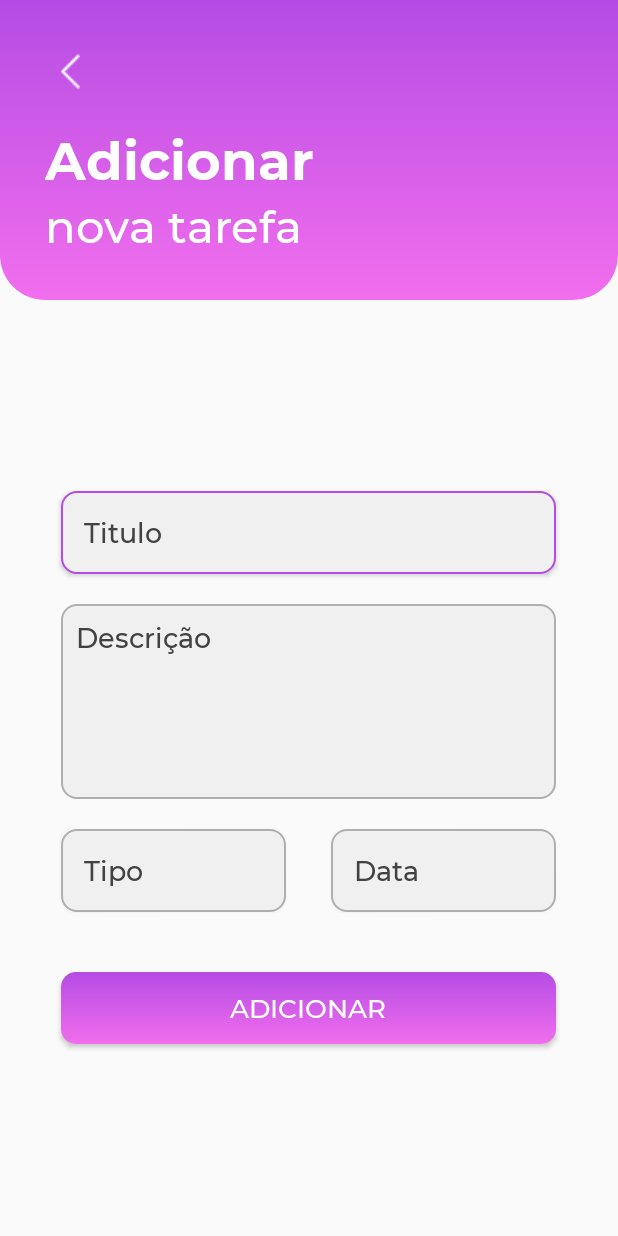
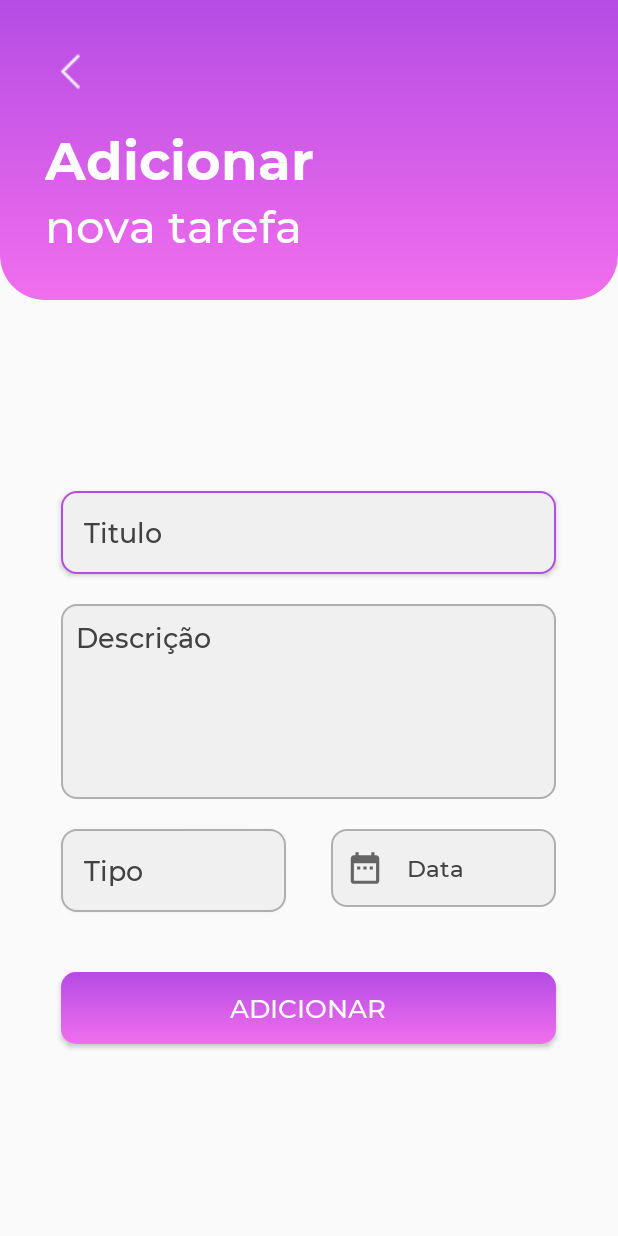
Before and after one commit to guilhermerauj0/Mete-Foco, an Android app: the screen it shows after launch (AddNewTaskActivity), after a tap on an icon or button, on a phone screen of 412 x 824 dp. Run offline under Robolectric (Android 15) with nearby library versions, the phone set to English and light mode, and no system bars.

Commit message:
DatePicker function implementation

```diff
--- a/app/src/main/java/com/coldrosemob/myapplication/views/AddNewTaskActivity.java
+++ b/app/src/main/java/com/coldrosemob/myapplication/views/AddNewTaskActivity.java
@@ -1,21 +1,35 @@
 package com.coldrosemob.myapplication.views;
 
 import androidx.appcompat.app.AppCompatActivity;
+import androidx.fragment.app.DialogFragment;
 
+import android.app.DatePickerDialog;
 import android.content.Context;
 import android.content.Intent;
 import android.content.SharedPreferences;
 import android.os.Bundle;
+import android.provider.ContactsContract;
 import android.view.View;
 import android.widget.Button;
+import android.widget.DatePicker;
 import android.widget.EditText;
 import android.widget.ImageView;
+import android.widget.LinearLayout;
+import android.widget.TextView;
 
 import com.coldrosemob.myapplication.R;
+import com.coldrosemob.myapplication.model.DatePickerFragment;
+import com.google.android.material.datepicker.MaterialDatePicker;
+import com.google.android.material.datepicker.MaterialPickerOnPositiveButtonClickListener;
 
+import java.text.DateFormat;
+import java.text.SimpleDateFormat;
+import java.util.Calendar;
+import java.util.Date;
 import java.util.List;
+import java.util.TimeZone;
 
-public class AddNewTaskActivity extends AppCompatActivity {
+public class AddNewTaskActivity extends AppCompatActivity implements DatePickerDialog.OnDateSetListener {
 
     ViewHolder mViewHolder = new ViewHolder();
 
@@ -28,14 +42,19 @@ public class AddNewTaskActivity extends AppCompatActivity {
         mViewHolder.editDescription = findViewById(R.id.editAddTask_Descricao);
         mViewHolder.editTitle = findViewById(R.id.editAddTask_Title);
         mViewHolder.btnAddTask = findViewById(R.id.btnAddTask_AddTask);
+        mViewHolder.editTipo = findViewById(R.id.editAddTask_Tipo);
+        mViewHolder.layoutAddTask_date = findViewById(R.id.layoutAddTask_date);
+        mViewHolder.textAddTask_date = findViewById(R.id.textAddTask_date);
         mViewHolder.i = getIntent();
 
+        // Add Task
         mViewHolder.btnAddTask.setOnClickListener(new View.OnClickListener() {
             @Override
             public void onClick(View v) {
-
                 mViewHolder.i.putExtra("title", mViewHolder.editTitle.getText().toString());
                 mViewHolder.i.putExtra("description",  mViewHolder.editDescription.getText().toString());
+                mViewHolder.i.putExtra("date", mViewHolder.currentDate);
+                mViewHolder.i.putExtra("day", mViewHolder.day);
                 setResult(1, mViewHolder.i);
                 finish();
             }
@@ -47,10 +66,41 @@ public class AddNewTaskActivity extends AppCompatActivity {
                 finish();
             }
         });
+
+        mViewHolder.layoutAddTask_date.setOnClickListener(new View.OnClickListener() {
+            @Override
+            public void onClick(View v) {
+                DialogFragment datePicker = new DatePickerFragment();
+                datePicker.show(getSupportFragmentManager(), "date picker");
+            }
+        });
+    }
+
+    // date picker
+    @Override
+    public void onDateSet(DatePicker view,  int year, int month, int dayOfMonth) {
+        Calendar c = Calendar.getInstance();
+        c.set(Calendar.YEAR, year);
+        c.set(Calendar.MONTH, month);
+        c.set(Calendar.DAY_OF_MONTH, dayOfMonth);
+        mViewHolder.currentDate = DateFormat.getDateInstance(DateFormat.SHORT).format(c.getTime());
+
+        SimpleDateFormat formatDate = new SimpleDateFormat("dd");
+        Date date = new Date();
+        mViewHolder.day = formatDate.format(date);
+
+        if (mViewHolder.day.equals(String.valueOf(dayOfMonth))){
+            mViewHolder.textAddTask_date.setText("Hoje");
+        }else{
+            mViewHolder.textAddTask_date.setText(mViewHolder.currentDate);
+        }
     }
 
     public static class ViewHolder{
-        EditText editTitle, editDescription;
+        EditText editTitle, editDescription, editTipo;
+        LinearLayout layoutAddTask_date;
+        TextView textAddTask_date;
+        String currentDate, day;
         ImageView btnVoltar;
         Button btnAddTask;
         Intent i;
--- a/app/src/main/java/com/coldrosemob/myapplication/views/MainActivity.java
+++ b/app/src/main/java/com/coldrosemob/myapplication/views/MainActivity.java
@@ -15,7 +15,9 @@ import com.coldrosemob.myapplication.adapter.TaskAdapter;
 import com.coldrosemob.myapplication.model.Task;
 import com.google.android.material.floatingactionbutton.FloatingActionButton;
 
+import java.text.SimpleDateFormat;
 import java.util.ArrayList;
+import java.util.Date;
 import java.util.List;
 
 public class MainActivity extends AppCompatActivity {
@@ -49,6 +51,8 @@ public class MainActivity extends AppCompatActivity {
                 mViewHolder.i = new Intent(MainActivity.this, AddNewTaskActivity.class);
                 mViewHolder.i.putExtra("title", mViewHolder.title);
                 mViewHolder.i.putExtra("description", mViewHolder.description);
+                mViewHolder.i.putExtra("date", mViewHolder.currentDate);
+                mViewHolder.i.putExtra("day", mViewHolder.day);
                 startActivityForResult(mViewHolder.i, 1);
             }
         });
@@ -61,17 +65,16 @@ public class MainActivity extends AppCompatActivity {
         if(requestCode == 1 && resultCode == 1 && data != null){
             mViewHolder.title = data.getExtras().getString("title");
             mViewHolder.description = data.getExtras().getString("description");
+            mViewHolder.currentDate = data.getExtras().getString("date");
+            mViewHolder.day = data.getExtras().getString("day");
             addTask();
             mViewHolder.taskAdapter.notifyDataSetChanged();
-        }
-        else{
-            finish();
         }
     }
 
     public static class ViewHolder{
 
-        String title = "", description = "";
+        String title = "", description = "", currentDate, day;
         FloatingActionButton addTaskFAB;
         Intent i;
         TextView textUsuario, textTaskOff;
@@ -86,6 +89,8 @@ public class MainActivity extends AppCompatActivity {
         mViewHolder.taskAdapter.getListaTask().add(0, Task.TaskBuilder.builder()
                 .setTaskTitle(mViewHolder.title)
                 .setTaskDescription(mViewHolder.description)
+                .setTaskDate(mViewHolder.currentDate)
+                .setTaskDay(mViewHolder.day)
                 .build());
     }
 }
--- a/app/src/main/java/com/coldrosemob/myapplication/views/SplashScreen.java
+++ b/app/src/main/java/com/coldrosemob/myapplication/views/SplashScreen.java
@@ -22,6 +22,6 @@ public class SplashScreen extends AppCompatActivity {
                 startActivity(i);
                 finish();
             }
-        }, 3000);
+        }, 500);
     }
 }
--- a/app/src/main/res/drawable/button_with_gradient.xml
+++ b/app/src/main/res/drawable/button_with_gradient.xml
@@ -9,6 +9,4 @@
 
     <corners
         android:radius="10dp"/>
-
-
 </shape>
--- /dev/null
+++ b/app/src/main/res/drawable/ic_baseline_date_range_24.xml
@@ -0,0 +1,5 @@
+<vector android:height="24dp" android:tint="#646464"
+    android:viewportHeight="24" android:viewportWidth="24"
+    android:width="24dp" xmlns:android="http://schemas.android.com/apk/res/android">
+    <path android:fillColor="@android:color/white" android:pathData="M9,11L7,11v2h2v-2zM13,11h-2v2h2v-2zM17,11h-2v2h2v-2zM19,4h-1L18,2h-2v2L8,4L8,2L6,2v2L5,4c-1.11,0 -1.99,0.9 -1.99,2L3,20c0,1.1 0.89,2 2,2h14c1.1,0 2,-0.9 2,-2L21,6c0,-1.1 -0.9,-2 -2,-2zM19,20L5,20L5,9h14v11z"/>
+</vector>
--- a/app/src/main/res/layout/activity_add_new_task.xml
+++ b/app/src/main/res/layout/activity_add_new_task.xml
@@ -101,7 +101,7 @@
 
 
         <EditText
-            android:id="@+id/editTipo"
+            android:id="@+id/editAddTask_Tipo"
             android:layout_width="150dp"
             android:layout_height="wrap_content"
             android:layout_below="@+id/editAddTask_Descricao"
@@ -114,26 +114,43 @@
             android:padding="15dp"
             android:textColorHint="@color/cardview_dark_background" />
 
-        <EditText
-            android:id="@+id/editData"
+        <LinearLayout
+            android:id="@+id/layoutAddTask_date"
             android:layout_width="150dp"
             android:layout_height="wrap_content"
+            android:layout_toRightOf="@+id/editAddTask_Tipo"
             android:layout_below="@+id/editAddTask_Descricao"
-            android:elevation="2dp"
+            android:orientation="horizontal"
             android:layout_marginLeft="30dp"
+            android:background="@drawable/edittext_custom"
             android:layout_marginTop="20dp"
-            android:layout_marginBottom="20dp"
-            android:layout_toRightOf="@+id/editTipo"
-            android:fontFamily="@font/montserratmedium"
-            android:hint="Data"
-            android:textColorHint="@color/cardview_dark_background"
-            android:background="@drawable/edittext_custom"
-            android:padding="15dp" />
+            android:clickable="true"
+            android:layout_marginBottom="20dp">
+
+            <ImageView
+                android:layout_width="25dp"
+                android:layout_height="25dp"
+                android:layout_gravity="center_vertical"
+                android:src="@drawable/ic_baseline_date_range_24"
+                android:layout_marginLeft="10dp"/>
+
+            <TextView
+                android:id="@+id/textAddTask_date"
+                android:layout_width="match_parent"
+                android:layout_height="wrap_content"
+                android:elevation="2dp"
+                android:textSize="15dp"
+                android:fontFamily="@font/montserratmedium"
+                android:hint="Data"
+                android:textColorHint="@color/cardview_dark_background"
+                android:padding="15dp" />
+
+        </LinearLayout>
 
         <Button
             android:layout_width="330dp"
             android:layout_height="wrap_content"
-            android:layout_below="@id/editTipo"
+            android:layout_below="@id/editAddTask_Tipo"
             android:layout_marginTop="20dp"
             android:background="@drawable/button_with_gradient"
             android:fontFamily="@font/montserratmedium"
--- a/app/src/main/res/layout/activity_main.xml
+++ b/app/src/main/res/layout/activity_main.xml
@@ -19,7 +19,6 @@
             android:layout_height="230dp"
             android:background="@drawable/rectanglewithborders" />
 
-
         <LinearLayout
             android:id="@+id/linearLayout01"
             android:layout_width="wrap_content"
@@ -35,7 +34,6 @@
                 android:clickable="true"
                 android:focusable="true"
                 android:src="@drawable/menu_button" />
-
 
         </LinearLayout>
 
@@ -78,7 +76,6 @@
             app:layoutManager="androidx.recyclerview.widget.LinearLayoutManager"
             tools:listitem="@layout/row_task_list" />
 
-
         <TextView
             android:layout_width="300dp"
             android:layout_height="wrap_content"
@@ -91,7 +88,6 @@
             android:textColor="@color/purplePrimary"
             android:layout_above="@+id/imgTaskOff"
             android:textSize="25sp" />
-
 
         <ImageView
             android:id="@+id/imgTaskOff"
@@ -112,11 +108,11 @@
             android:clickable="true"
             android:focusable="true"
             android:src="@drawable/ic_addnew"
+            android:tint="@color/white"
             app:backgroundTint="@color/purplePrimary"
             app:fabCustomSize="70dp"
             app:rippleColor="@color/white" />
 
     </RelativeLayout>
 
-
 </LinearLayout>
--- a/app/src/main/res/values/themes.xml
+++ b/app/src/main/res/values/themes.xml
@@ -12,5 +12,13 @@
         <!-- Status bar color. -->
         <item name="android:statusBarColor" tools:targetApi="l">?attr/colorPrimary</item>
         <!-- Customize your theme here. -->
+        <item name="android:dialogTheme">@style/AppTheme.DialogTheme</item>
+    </style>
+
+    <style name="AppTheme.DialogTheme" parent="Theme.AppCompat.DayNight.Dialog">
+        <item name="colorAccent">@color/purplePrimary</item>
+        <item name="android:colorPrimary">@color/purplePrimary</item>
+        <item name="android:colorPrimaryDark">@color/grayUnselectedDark</item>
+        <item name="android:colorAccent">@color/purplePrimary</item>
     </style>
 </resources>
```
Also changed, not shown: app/src/main/java/com/coldrosemob/myapplication/model/DatePickerFragment.java (added, +28 -0 lines), app/src/main/java/com/coldrosemob/myapplication/model/Task.java (+15 -0 lines), app/src/main/java/com/coldrosemob/myapplication/viewholder/TaskViewHolder.java (+13 -1 lines).
